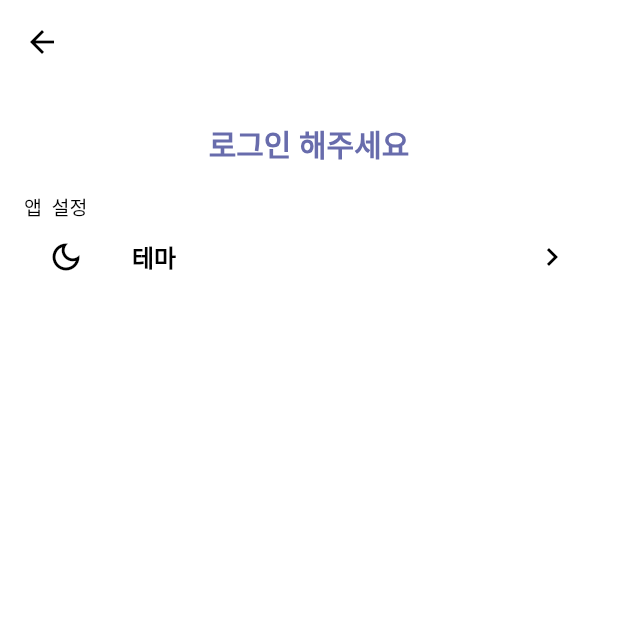
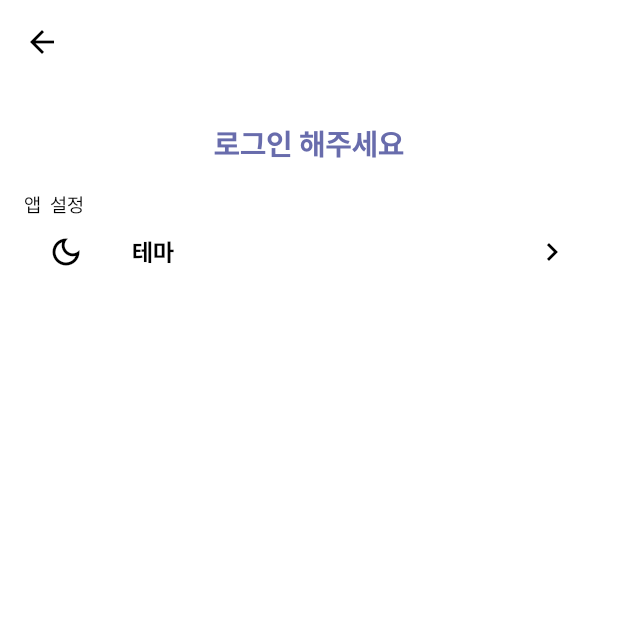
Before and after one commit to alienatiz/meeco_app, a Flutter app: the screen it shows after launch, after a tap on the "menu" icon, after a tap on "IT+", after a tap on the "account circle" icon, on a phone screen of 412 x 824 dp, the top half of it. Run offline on Flutter 3.47's test engine with Material 2 defaults, Android fonts, the phone set to English and light mode, and no system bars; our stand-ins replace flutter_html, pull_to_refresh; missing offline and left inert: html_editor_enhanced; network calls fail.

Commit message:
SUIT 폰트 추가

```diff
--- a/lib/constants.dart
+++ b/lib/constants.dart
@@ -30,6 +30,7 @@ appBarTextStyle(isDark) => TextStyle(
       color: isDark ? textDark : textLight,
       fontWeight: FontWeight.w700,
       fontSize: 20,
+      fontFamily: 'SUIT',
     );
 
 headlineTextStyle(isDark) => TextStyle(
@@ -73,6 +74,7 @@ customModalBottomSheet({
 
 ThemeData generateTheme({isDark = false}) {
   return ThemeData(
+    fontFamily: 'SUIT',
     primaryColor: isDark ? primaryColorDark : primaryColorLight,
     scaffoldBackgroundColor: isDark ? bgDark : bgLight,
     dividerColor: isDark ? textInfoDark : textInfoLight,
```
Also changed, not shown: pubspec.yaml (+23 -0 lines), fonts/SUIT-Bold.otf (added), fonts/SUIT-ExtraBold.otf (added), fonts/SUIT-ExtraLight.otf (added), fonts/SUIT-Heavy.otf (added), fonts/SUIT-Light.otf (added), fonts/SUIT-Medium.otf (added), fonts/SUIT-Regular.otf (added), fonts/SUIT-SemiBold.otf (added), fonts/SUIT-Thin.otf (added).
